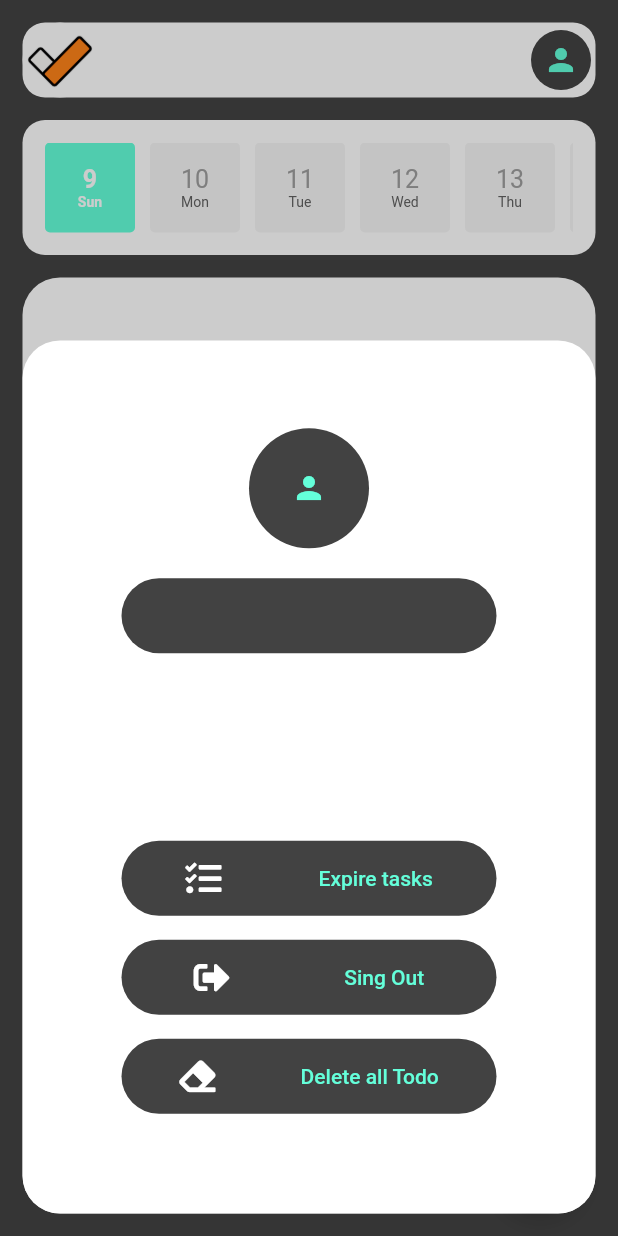
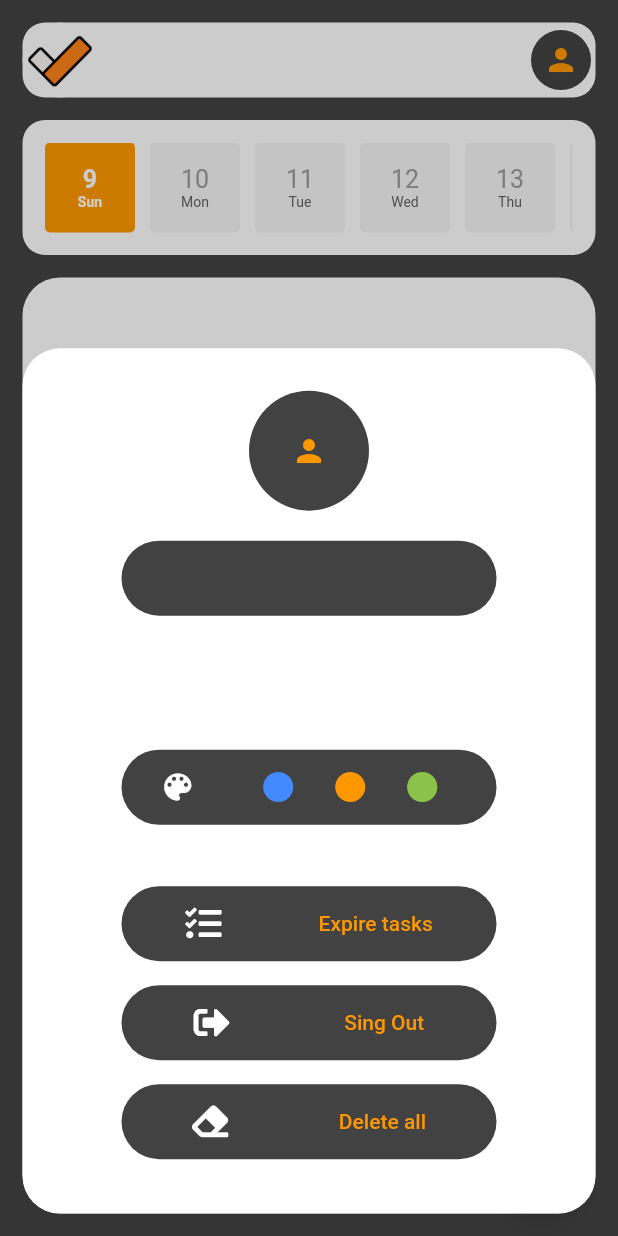
Before and after one commit to temaand1/toddy, a Flutter app: the TasksScreen screen opened by its route, after a tap on the "person" icon, on a phone screen of 412 x 824 dp. Run offline on Flutter 3.47's test engine with Material 2 defaults, Android fonts, the phone set to English and light mode, and no system bars; our stand-ins replace cloud_firestore, date_field, firebase_auth, firebase_core, font_awesome_flutter, google_fonts and 1 more; missing offline and left inert: flutter_iconpicker, quick_actions; accounts and stored records are empty; network calls fail.

Commit message:
change color button + refactor

```diff
--- /dev/null
+++ b/lib/components/big_button.dart
@@ -0,0 +1,40 @@
+import 'package:flutter/material.dart';
+
+import '../constants.dart';
+
+class BigButton extends StatelessWidget {
+  final onPressed;
+  final String name;
+  final Widget icon;
+  const BigButton({
+    Key? key,
+    required this.onPressed,
+    required this.name,
+    required this.icon,
+  }) : super(key: key);
+
+  @override
+  Widget build(BuildContext context) {
+    return TextButton(
+      onPressed: onPressed,
+      child: Container(
+          padding: EdgeInsets.symmetric(horizontal: 10),
+          width: 250,
+          height: 50,
+          decoration: BoxDecoration(
+              borderRadius: BorderRadius.circular(25), color: kMainBlue),
+          child: Center(
+            child: Row(
+              mainAxisAlignment: MainAxisAlignment.spaceBetween,
+              children: [
+                icon,
+                Text(
+                  name,
+                  style: TextStyle(color: kAccentColor),
+                ),
+              ],
+            ),
+          )),
+    );
+  }
+}
--- /dev/null
+++ b/lib/components/change_color_button.dart
@@ -0,0 +1,43 @@
+import 'package:flutter/material.dart';
+
+import '../constants.dart';
+
+class ChangeColorButton extends StatelessWidget {
+  const ChangeColorButton({
+    Key? key,
+  }) : super(key: key);
+
+  @override
+  Widget build(BuildContext context) {
+    return Container(
+        margin: EdgeInsets.symmetric(
+            vertical: MediaQuery.of(context).size.height * 0.04),
+        padding: EdgeInsets.symmetric(horizontal: 10),
+        width: 250,
+        height: 50,
+        decoration: BoxDecoration(
+            borderRadius: BorderRadius.circular(25), color: kMainBlue),
+        child: Center(
+          child: Row(
+            mainAxisAlignment: MainAxisAlignment.spaceAround,
+            children: [
+              Icon(Icons.color_lens, color: Colors.white),
+              Row(
+                children: [
+                  IconButton(
+                    icon: Icon(Icons.circle, color: Colors.blueAccent),
+                    onPressed: () {},
+                  ),
+                  IconButton(
+                      icon: Icon(Icons.circle, color: Colors.orange),
+                      onPressed: () {}),
+                  IconButton(
+                      icon: Icon(Icons.circle, color: Colors.lightGreen),
+                      onPressed: () {})
+                ],
+              )
+            ],
+          ),
+        ));
+  }
+}
--- a/lib/components/user_modal_page.dart
+++ b/lib/components/user_modal_page.dart
@@ -3,14 +3,20 @@ import 'package:firebase_auth/firebase_auth.dart';
 import 'package:flutter/material.dart';
 import 'package:font_awesome_flutter/font_awesome_flutter.dart';
 import 'package:google_fonts/google_fonts.dart';
+import 'package:toddyapp/components/change_color_button.dart';
 import 'package:toddyapp/components/user_page_buttton.dart';
 import 'package:toddyapp/models/google_auth.dart';
 
 import '../constants.dart';
 
-class NewUserPage extends StatelessWidget {
+class NewUserPage extends StatefulWidget {
   const NewUserPage({Key? key}) : super(key: key);
 
+  @override
+  State<NewUserPage> createState() => _NewUserPageState();
+}
+
+class _NewUserPageState extends State<NewUserPage> {
   @override
   Widget build(BuildContext context) {
     final _firestore = FirebaseFirestore.instance;
@@ -26,7 +32,8 @@ class NewUserPage extends StatelessWidget {
         ),
         margin: EdgeInsets.all(15),
         width: 400,
-        constraints: BoxConstraints(maxHeight: 582, minWidth: 400),
+        constraints: BoxConstraints(
+            maxHeight: MediaQuery.of(context).size.height * 0.7, minWidth: 400),
         child: Column(
           mainAxisAlignment: MainAxisAlignment.spaceAround,
           children: [
@@ -79,6 +86,7 @@ class NewUserPage extends StatelessWidget {
             Container(
               child: Column(
                 children: [
+                  ChangeColorButton(),
                   BigButton(
                       onPressed: () =>
                           Navigator.pushNamed(context, 'ExpireTasks'),
@@ -135,7 +143,7 @@ class NewUserPage extends StatelessWidget {
                               );
                             });
                       },
-                      name: 'Delete all Todo',
+                      name: 'Delete all',
                       icon: FaIcon(
                         FontAwesomeIcons.eraser,
                         color: Colors.white,
--- a/lib/constants.dart
+++ b/lib/constants.dart
@@ -5,7 +5,7 @@ var kMainPadding = EdgeInsets.symmetric(
 );
 
 Color kMainBlue = Colors.grey.shade800;
-const Color kAccentColor = Colors.tealAccent;
+const Color kAccentColor = Colors.orange;
 
 
 
--- a/lib/main.dart
+++ b/lib/main.dart
@@ -5,9 +5,7 @@ import 'package:toddyapp/components/add_button.dart';
 import 'package:toddyapp/models/task_data.dart';
 import 'package:toddyapp/screens/expire_task_screen.dart';
 import 'package:toddyapp/screens/login.dart';
-
 import 'package:toddyapp/screens/tasks_screen.dart';
-import 'package:toddyapp/screens/user_page.dart';
 import 'package:toddyapp/screens/welcome_screen.dart';
 
 void main() async {
@@ -30,7 +28,6 @@ class Toddy extends StatelessWidget {
         initialRoute: '/',
         routes: {
           '/': (context) => WelcomeScreen(),
-          'User': (context) => UserPage(),
           'Login': (context) => Login(),
           'TaskScreen': (context) => TasksScreen(),
           'ExpireTasks': (context) => ExpireTasks(),
```
Also changed, not shown: lib/screens/user_page.dart (deleted, +0 -185 lines), pubspec.yaml (+5 -3 lines).
